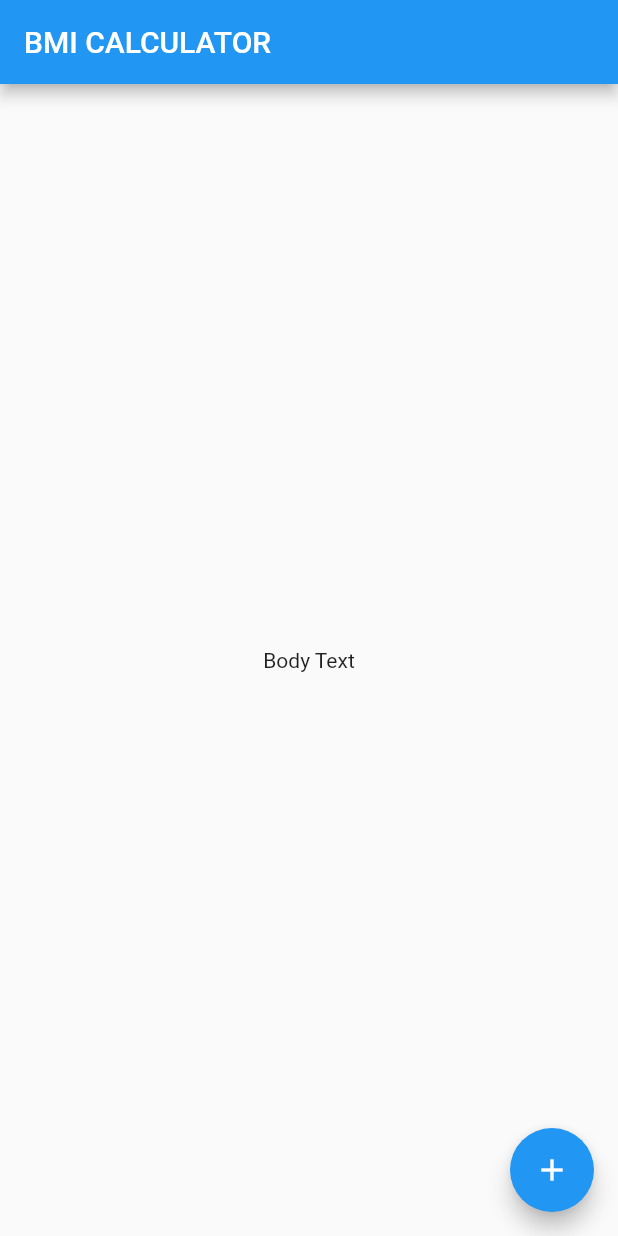
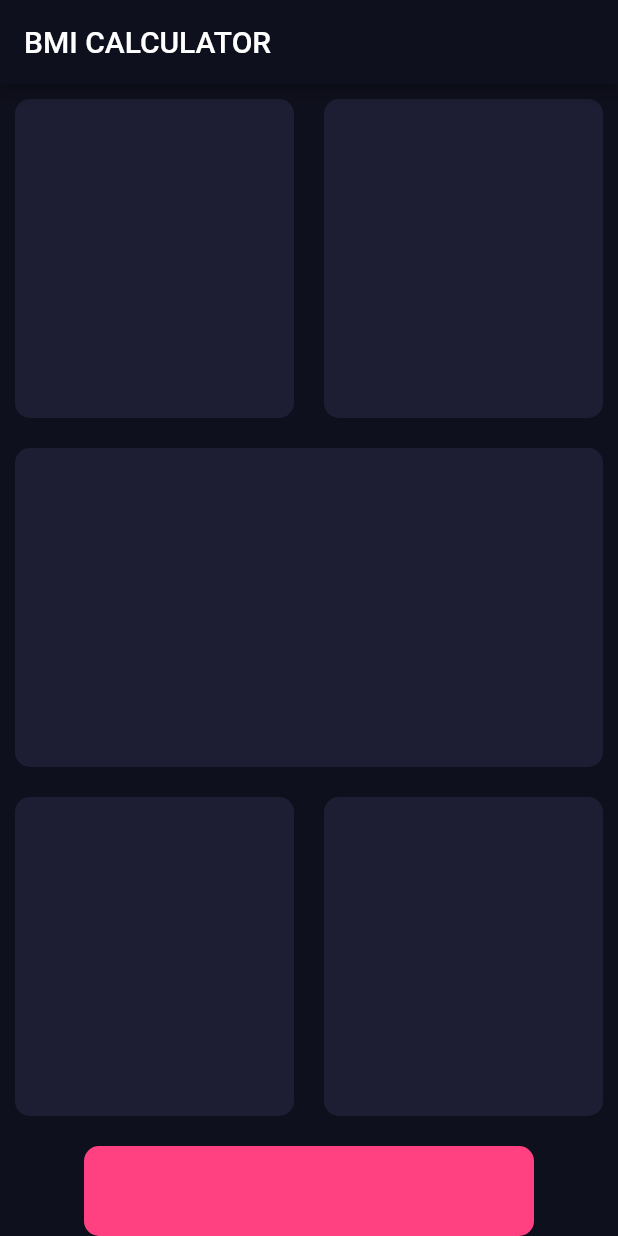
Before and after one commit to Shivakumar-SG/BMI-Calculator, a Flutter app: the screen it shows after launch, on a phone screen of 412 x 824 dp. Run offline on Flutter 3.47's test engine with Material 2 defaults, Android fonts, the phone set to English and light mode, and no system bars.

Commit message:
tiles creted

```diff
--- /dev/null
+++ b/lib/input_page.dart
@@ -0,0 +1,85 @@
+import 'package:flutter/material.dart';
+
+const Color tileColor = Color(0xFF1D1E33);
+
+class InputPage extends StatefulWidget {
+  @override
+  _InputPageState createState() => _InputPageState();
+}
+
+class _InputPageState extends State<InputPage> {
+  @override
+  Widget build(BuildContext context) {
+    return Scaffold(
+        appBar: AppBar(
+          title: Text('BMI CALCULATOR'),
+        ),
+        body: Column(
+          children: <Widget>[
+            Expanded(
+              child: Row(
+                children: <Widget>[
+                  Expanded(
+                    child: ReusableCard(
+                      colour: tileColor,
+                    ),
+                  ),
+                  Expanded(
+                    child: ReusableCard(
+                      colour: tileColor,
+                    ),
+                  ),
+                ],
+              ),
+            ),
+            Expanded(
+              child: ReusableCard(
+                colour: tileColor,
+              ),
+            ),
+            Expanded(
+              child: Row(
+                children: <Widget>[
+                  Expanded(
+                    child: ReusableCard(
+                      colour: tileColor,
+                    ),
+                  ),
+                  Expanded(
+                    child: ReusableCard(
+                      colour: tileColor,
+                    ),
+                  ),
+                ],
+              ),
+            ),
+            Container(
+              margin: EdgeInsets.only(top: 10.0),
+              width: 300.0,
+              height: 60.0,
+              decoration: BoxDecoration(
+                borderRadius: BorderRadius.circular(10.0),
+                color: Colors.pinkAccent,
+              ),
+            ),
+          ],
+        ));
+  }
+}
+
+class ReusableCard extends StatelessWidget {
+  ReusableCard({@required this.colour});
+
+  final Color colour;
+
+  @override
+  Widget build(BuildContext context) {
+    return Container(
+      margin: EdgeInsets.all(10.0),
+      decoration: BoxDecoration(
+        borderRadius: BorderRadius.circular(10.0),
+        color: colour,
+      ),
+    );
+  }
+}
--- a/lib/main.dart
+++ b/lib/main.dart
@@ -1,4 +1,5 @@
 import 'package:flutter/material.dart';
+import 'input_page.dart';
 
 void main() => runApp(BMICalculator());
 
@@ -7,29 +8,11 @@ class BMICalculator extends StatelessWidget {
   @override
   Widget build(BuildContext context) {
     return MaterialApp(
+      theme: ThemeData.dark().copyWith(
+        primaryColor: Color.fromARGB(0xFF, 15, 16, 29),
+        scaffoldBackgroundColor: Color.fromARGB(0xFF, 15, 16, 29),
+      ),
       home: InputPage(),
     );
   }
 }
-
-class InputPage extends StatefulWidget {
-  @override
-  _InputPageState createState() => _InputPageState();
-}
-
-class _InputPageState extends State<InputPage> {
-  @override
-  Widget build(BuildContext context) {
-    return Scaffold(
-      appBar: AppBar(
-        title: Text('BMI CALCULATOR'),
-      ),
-      body: Center(
-        child: Text('Body Text'),
-      ),
-      floatingActionButton: FloatingActionButton(
-        child: Icon(Icons.add),
-      ),
-    );
-  }
-}
```
